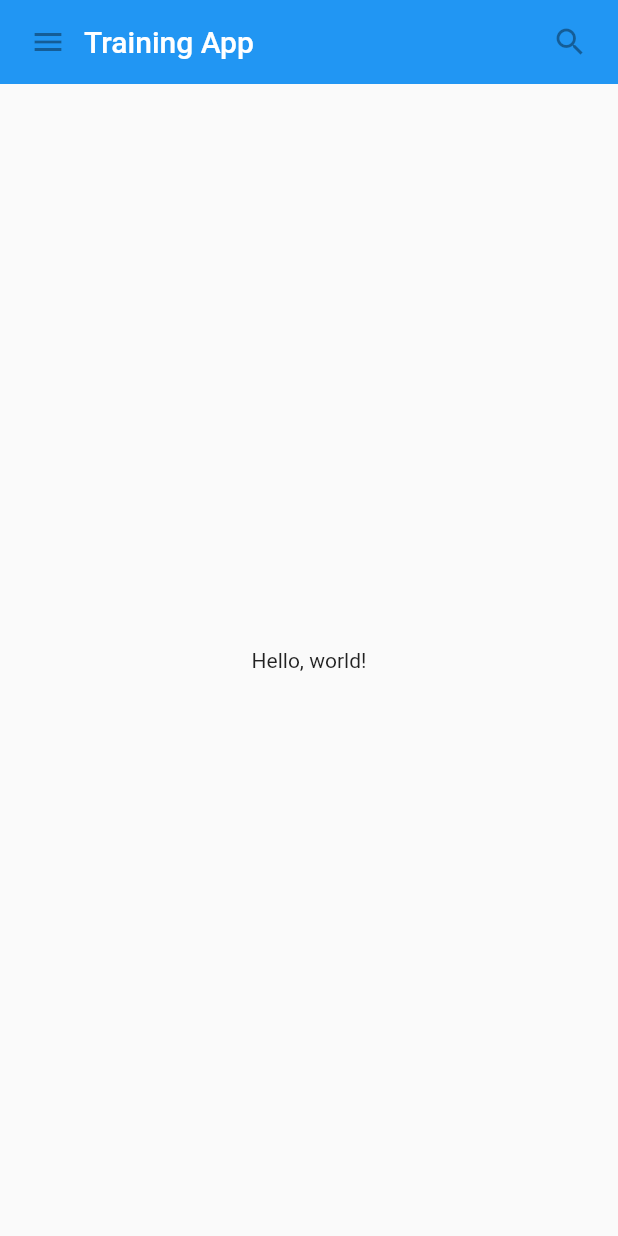
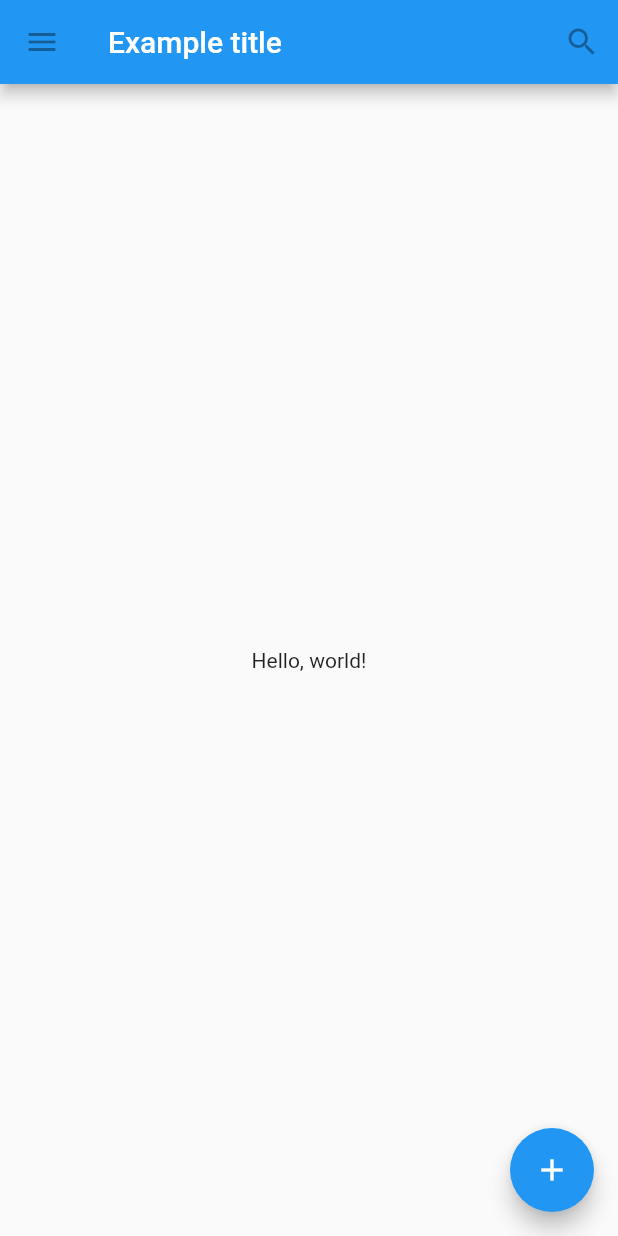
Before and after one commit to dev24athis/statefulTrainingProject, a Flutter app: the screen it shows after launch, on a phone screen of 412 x 824 dp. Run offline on Flutter 3.47's test engine with Material 2 defaults, Android fonts, the phone set to English and light mode, and no system bars.

```diff
--- a/lib/main.dart
+++ b/lib/main.dart
@@ -1,79 +1,46 @@
 import 'package:flutter/material.dart';
 
-class MyAppBar extends StatelessWidget {
-  const MyAppBar({required this.title, super.key});
+void main() {
+  runApp(
+    const MaterialApp(
+      title: 'Flutter Tutorial',
+      home: TutorialHome(),
+    ),
+  );
+}
 
-  // Fields in a Widget subclass are always marked "final".
-
-  final Widget title;
+class TutorialHome extends StatelessWidget {
+  const TutorialHome({super.key});
 
   @override
   Widget build(BuildContext context) {
-    return Container(
-      height: 56, // in logical pixels
-      padding: const EdgeInsets.symmetric(horizontal: 8),
-      decoration: BoxDecoration(color: Colors.blue[500]),
-      // Row is a horizontal, linear layout.
-      child: Row(
-        children: [
-          const IconButton(
-            icon: Icon(Icons.menu),
-            tooltip: 'Navigation menu',
-            onPressed: null, // null disables the button
-          ),
-          // Expanded expands its child
-          // to fill the available space.
-          Expanded(
-            child: title,
-          ),
-          const IconButton(
+    // Scaffold is a layout for
+    // the major Material Components.
+    return Scaffold(
+      appBar: AppBar(
+        leading: const IconButton(
+          icon: Icon(Icons.menu),
+          tooltip: 'Navigation menu',
+          onPressed: null,
+        ),
+        title: const Text('Example title'),
+        actions: const [
+          IconButton(
             icon: Icon(Icons.search),
             tooltip: 'Search',
             onPressed: null,
           ),
         ],
       ),
-    );
-  }
-}
-
-class MyScaffold extends StatelessWidget {
-  const MyScaffold({super.key});
-
-  @override
-  Widget build(BuildContext context) {
-    // Material is a conceptual piece
-    // of paper on which the UI appears.
-    return Material(
-      // Column is a vertical, linear layout.
-      child: Column(
-        children: [
-          MyAppBar(
-            title: Text(
-              'Training App',
-              style: Theme.of(context) //
-                  .primaryTextTheme
-                  .titleLarge,
-            ),
-          ),
-          const Expanded(
-            child: Center(
-              child: Text('Hello, world!'),
-            ),
-          ),
-        ],
+      // body is the majority of the screen.
+      body: const Center(
+        child: Text('Hello, world!'),
+      ),
+      floatingActionButton: const FloatingActionButton(
+        tooltip: 'Add', // used by assistive technologies
+        onPressed: null,
+        child: Icon(Icons.add),
       ),
     );
   }
 }
-
-void main() {
-  runApp(
-    const MaterialApp(
-      title: 'My app', // used by the OS task switcher
-      home: SafeArea(
-        child: MyScaffold(),
-      ),
-    ),
-  );
-}
```
